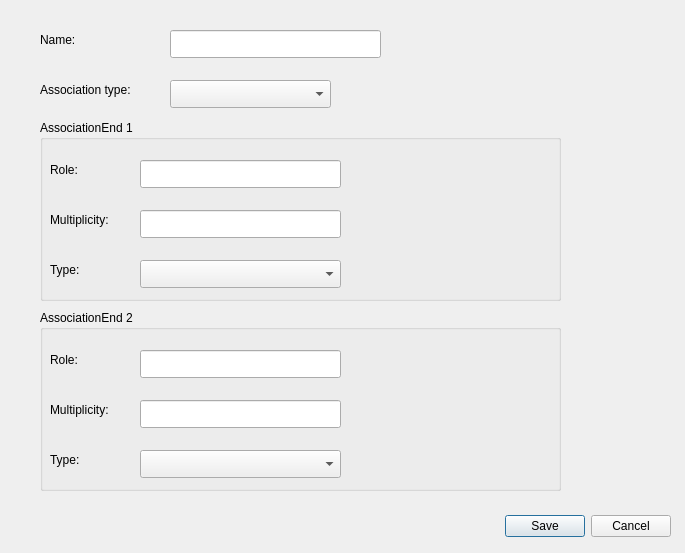
The window that ModelForge/src/ui/dialogs/AssociationEditDialog.ui (JoseBueno30/ModelForge) describes before a commit, drawn with Qt 5.
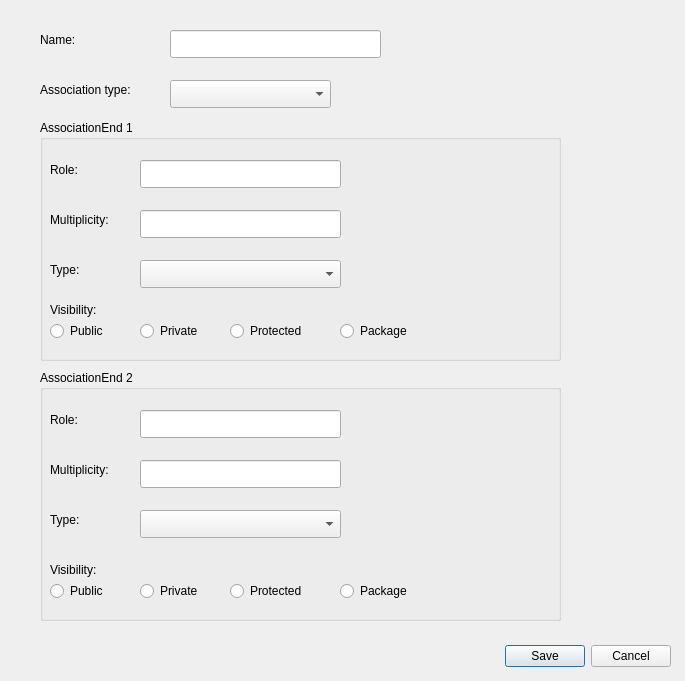
The same window after the commit.

Commit message:
Add visibility options to association and attribute dialogs
Introduced radio button groups for visibility (public, private, protected, package) in both AssociationEditDialog and AttributeEditDialog UI files. This allows users to specify visibility for association ends and attributes directly from the dialogs.

Diff of the .ui file:
```diff
--- a/ModelForge/src/ui/dialogs/AssociationEditDialog.ui
+++ b/ModelForge/src/ui/dialogs/AssociationEditDialog.ui
@@ -7,7 +7,7 @@
     <x>0</x>
     <y>0</y>
     <width>685</width>
-    <height>553</height>
+    <height>681</height>
    </rect>
   </property>
   <property name="windowTitle">
@@ -17,7 +17,7 @@
    <property name="geometry">
     <rect>
      <x>330</x>
-     <y>510</y>
+     <y>640</y>
      <width>341</width>
      <height>32</height>
     </rect>
@@ -48,7 +48,7 @@
      <x>40</x>
      <y>120</y>
      <width>521</width>
-     <height>181</height>
+     <height>241</height>
     </rect>
    </property>
    <property name="title">
@@ -123,6 +123,83 @@
      </rect>
     </property>
    </widget>
+   <widget class="QLabel" name="label_9">
+    <property name="geometry">
+     <rect>
+      <x>10</x>
+      <y>180</y>
+      <width>63</width>
+      <height>20</height>
+     </rect>
+    </property>
+    <property name="text">
+     <string>Visibility:</string>
+    </property>
+   </widget>
+   <widget class="QRadioButton" name="publicAEnd1RAdioButton">
+    <property name="geometry">
+     <rect>
+      <x>10</x>
+      <y>200</y>
+      <width>91</width>
+      <height>22</height>
+     </rect>
+    </property>
+    <property name="text">
+     <string>Public</string>
+    </property>
+    <attribute name="buttonGroup">
+     <string notr="true">visibilityAEnd1ButtonGroup</string>
+    </attribute>
+   </widget>
+   <widget class="QRadioButton" name="privateAEnd1RadioButton">
+    <property name="geometry">
+     <rect>
+      <x>100</x>
+      <y>200</y>
+      <width>91</width>
+      <height>22</height>
+     </rect>
+    </property>
+    <property name="text">
+     <string>Private</string>
+    </property>
+    <attribute name="buttonGroup">
+     <string notr="true">visibilityAEnd1ButtonGroup</string>
+    </attribute>
+   </widget>
+   <widget class="QRadioButton" name="protecetedAEnd1RadioButton">
+    <property name="geometry">
+     <rect>
+      <x>190</x>
+      <y>200</y>
+      <width>91</width>
+      <height>22</height>
+     </rect>
+    </property>
+    <property name="text">
+     <string>Protected</string>
+    </property>
+    <attribute name="buttonGroup">
+     <string notr="true">visibilityAEnd1ButtonGroup</string>
+    </attribute>
+   </widget>
+   <widget class="QRadioButton" name="packageAEnd1RadioButton">
+    <property name="geometry">
+     <rect>
+      <x>300</x>
+      <y>200</y>
+      <width>91</width>
+      <height>22</height>
+     </rect>
+    </property>
+    <property name="text">
+     <string>Package</string>
+    </property>
+    <attribute name="buttonGroup">
+     <string notr="true">visibilityAEnd1ButtonGroup</string>
+    </attribute>
+   </widget>
   </widget>
   <widget class="QLineEdit" name="associationNameEdit">
    <property name="geometry">
@@ -138,9 +215,9 @@
    <property name="geometry">
     <rect>
      <x>40</x>
-     <y>310</y>
+     <y>370</y>
      <width>521</width>
-     <height>181</height>
+     <height>251</height>
     </rect>
    </property>
    <property name="title">
@@ -215,6 +292,83 @@
      </rect>
     </property>
    </widget>
+   <widget class="QRadioButton" name="packageAEnd2RadioButton">
+    <property name="geometry">
+     <rect>
+      <x>300</x>
+      <y>210</y>
+      <width>91</width>
+      <height>22</height>
+     </rect>
+    </property>
+    <property name="text">
+     <string>Package</string>
+    </property>
+    <attribute name="buttonGroup">
+     <string notr="true">visibilityAEnd2ButtonGroup</string>
+    </attribute>
+   </widget>
+   <widget class="QLabel" name="label_10">
+    <property name="geometry">
+     <rect>
+      <x>10</x>
+      <y>190</y>
+      <width>63</width>
+      <height>20</height>
+     </rect>
+    </property>
+    <property name="text">
+     <string>Visibility:</string>
+    </property>
+   </widget>
+   <widget class="QRadioButton" name="privateAEnd2RadioButton">
+    <property name="geometry">
+     <rect>
+      <x>100</x>
+      <y>210</y>
+      <width>91</width>
+      <height>22</height>
+     </rect>
+    </property>
+    <property name="text">
+     <string>Private</string>
+    </property>
+    <attribute name="buttonGroup">
+     <string notr="true">visibilityAEnd2ButtonGroup</string>
+    </attribute>
+   </widget>
+   <widget class="QRadioButton" name="publicAEnd2RadioButton">
+    <property name="geometry">
+     <rect>
+      <x>10</x>
+      <y>210</y>
+      <width>91</width>
+      <height>22</height>
+     </rect>
+    </property>
+    <property name="text">
+     <string>Public</string>
+    </property>
+    <attribute name="buttonGroup">
+     <string notr="true">visibilityAEnd2ButtonGroup</string>
+    </attribute>
+   </widget>
+   <widget class="QRadioButton" name="protectedAEnd2RadioButton">
+    <property name="geometry">
+     <rect>
+      <x>190</x>
+      <y>210</y>
+      <width>91</width>
+      <height>22</height>
+     </rect>
+    </property>
+    <property name="text">
+     <string>Protected</string>
+    </property>
+    <attribute name="buttonGroup">
+     <string notr="true">visibilityAEnd2ButtonGroup</string>
+    </attribute>
+   </widget>
   </widget>
   <widget class="QLabel" name="label_8">
    <property name="geometry">
```
Left out of the diff: 4 changed lines with no effect on the pictures. The commit also changes 1 other file.
